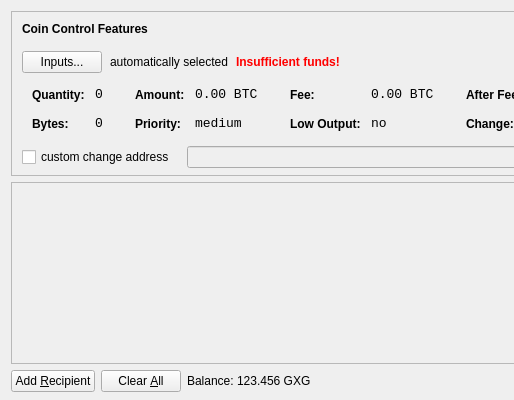
Above: src/qt/forms/sendcoinsdialog.ui from classicsxdx/puzzlecoin before the change; both pictures show x 0 to 514 and y 0 to 400 of the 850 by 400 pixel window. Below: the same form after it.
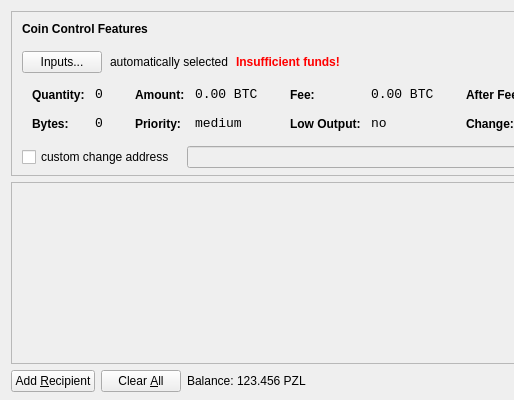
That is the form after the change. Icons and pictures are not drawn.

What changed in the file:
```diff
--- a/src/qt/forms/sendcoinsdialog.ui
+++ b/src/qt/forms/sendcoinsdialog.ui
@@ -720,7 +720,7 @@
           <cursorShape>IBeamCursor</cursorShape>
          </property>
          <property name="text">
-          <string>123.456 GXG</string>
+          <string>123.456 PZL</string>
          </property>
          <property name="textInteractionFlags">
           <set>Qt::LinksAccessibleByMouse|Qt::TextSelectableByKeyboard|Qt::TextSelectableByMouse</set>
```
